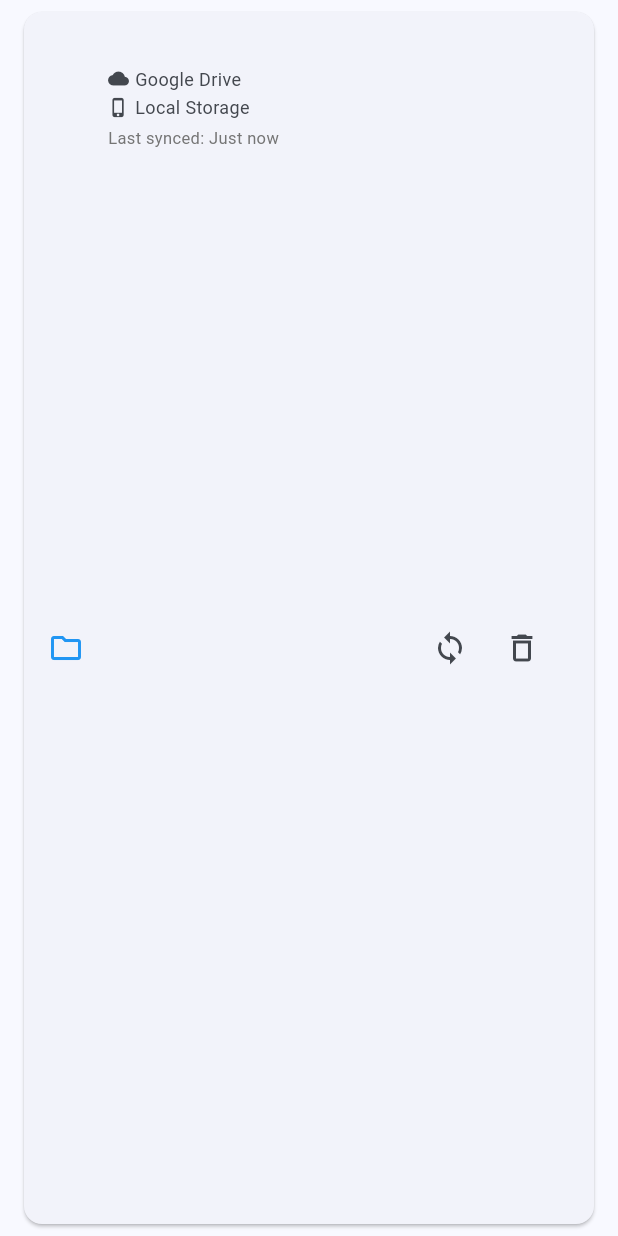
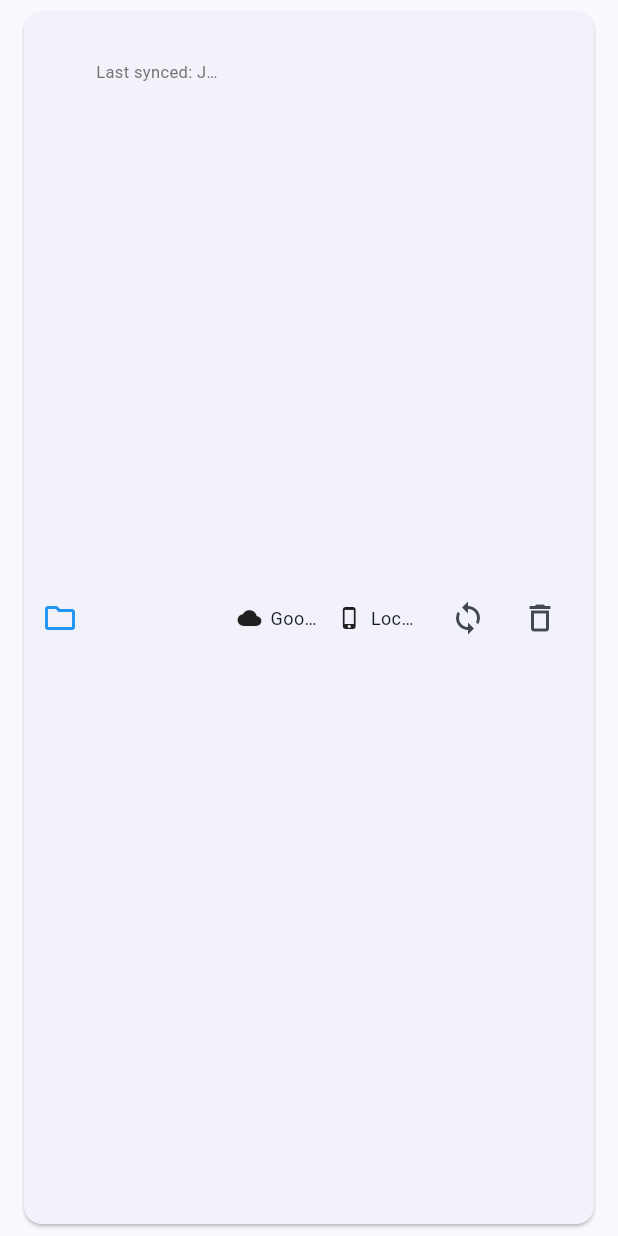
Before and after one commit to F1uctus/DriveSync, a Flutter app: the FolderPairTile widget shown alone on an empty page, opened directly with empty values, on a phone screen of 412 x 824 dp. Run offline on Flutter 3.47's test engine with Material 3 defaults, Android fonts, the phone set to English and light mode, and no system bars; our stand-ins replace equatable, flutter_bloc, flutter_secure_storage, google_sign_in, googleapis_auth, shared_preferences and 1 more; missing offline and left inert: googleapis, workmanager; accounts and stored records are empty.

Commit message:
UI: multi-column folder pair tile; Drive: full scope + All Drives flags; Folder picker: hierarchical tree + search; Fix token expiry UTC

```diff
--- a/lib/repositories/auth_repository.dart
+++ b/lib/repositories/auth_repository.dart
@@ -8,8 +8,8 @@ import '../services/google_drive_service.dart';
 class AuthRepository {
   final GoogleSignIn _googleSignIn = GoogleSignIn(
     scopes: [
-      'https://www.googleapis.com/auth/drive.file',
-      'https://www.googleapis.com/auth/drive.metadata.readonly',
+      // Full Drive access to allow reading existing user files for selected folders
+      'https://www.googleapis.com/auth/drive',
     ],
   );
 
@@ -43,8 +43,7 @@ class AuthRepository {
       ),
       null,
       [
-        'https://www.googleapis.com/auth/drive.file',
-        'https://www.googleapis.com/auth/drive.metadata.readonly',
+        'https://www.googleapis.com/auth/drive',
       ],
     );
 
@@ -119,8 +118,7 @@ class AuthRepository {
       ),
       null,
       [
-        'https://www.googleapis.com/auth/drive.file',
-        'https://www.googleapis.com/auth/drive.metadata.readonly',
+        'https://www.googleapis.com/auth/drive',
       ],
     );
 
--- a/lib/widgets/folder_pair_tile.dart
+++ b/lib/widgets/folder_pair_tile.dart
@@ -19,49 +19,75 @@ class FolderPairTile extends StatelessWidget {
   Widget build(BuildContext context) {
     return Card(
       margin: const EdgeInsets.symmetric(horizontal: 16, vertical: 8),
-      child: ListTile(
-        leading: Icon(
+      child: Padding(
+        padding: const EdgeInsets.symmetric(horizontal: 12, vertical: 8),
+        child: Row(
+          crossAxisAlignment: CrossAxisAlignment.center,
+          children: [
+            Icon(
               Icons.folder_outlined,
               color: config.isEnabled ? Colors.blue : Colors.grey,
             ),
-        title: Text(config.driveFolderName),
-        subtitle: Column(
+            const SizedBox(width: 12),
+            // Name column
+            Expanded(
+              flex: 3,
+              child: Column(
                 crossAxisAlignment: CrossAxisAlignment.start,
                 children: [
-            const SizedBox(height: 4),
-            Row(
-              children: [
-                const Icon(Icons.cloud, size: 14),
-                const SizedBox(width: 4),
-                const Expanded(
-                  child: Text('Google Drive', style: TextStyle(fontSize: 12)),
+                  Text(
+                    config.driveFolderName,
+                    style: Theme.of(context).textTheme.titleMedium,
+                    overflow: TextOverflow.ellipsis,
+                  ),
+                  if (config.lastSyncedAt != null)
+                    Text(
+                      'Last synced: ${_formatDateTime(config.lastSyncedAt!)}',
+                      style: TextStyle(fontSize: 11, color: Colors.grey[600]),
+                      overflow: TextOverflow.ellipsis,
                     ),
                 ],
               ),
-            const SizedBox(height: 2),
-            Row(
-              children: [
-                const Icon(Icons.phone_iphone, size: 14),
-                const SizedBox(width: 4),
+            ),
+            const SizedBox(width: 12),
+            // Drive column
+            Expanded(
+              flex: 2,
+              child: Row(
+                children: const [
+                  Icon(Icons.cloud, size: 16),
+                  SizedBox(width: 6),
                   Expanded(
                     child: Text(
-                    'Local Storage',
-                    style: const TextStyle(fontSize: 12),
+                      'Google Drive',
+                      style: TextStyle(fontSize: 12),
                       overflow: TextOverflow.ellipsis,
                     ),
                   ),
                 ],
               ),
-            if (config.lastSyncedAt != null) ...[
-              const SizedBox(height: 4),
-              Text(
-                'Last synced: ${_formatDateTime(config.lastSyncedAt!)}',
-                style: TextStyle(fontSize: 11, color: Colors.grey[600]),
+            ),
+            const SizedBox(width: 12),
+            // Local column
+            Expanded(
+              flex: 2,
+              child: Row(
+                children: const [
+                  Icon(Icons.phone_iphone, size: 16),
+                  SizedBox(width: 6),
+                  Expanded(
+                    child: Text(
+                      'Local Storage',
+                      style: TextStyle(fontSize: 12),
+                      overflow: TextOverflow.ellipsis,
+                    ),
                   ),
                 ],
-          ],
               ),
-        trailing: Row(
+            ),
+            const SizedBox(width: 8),
+            // Actions
+            Row(
               mainAxisSize: MainAxisSize.min,
               children: [
                 IconButton(
@@ -76,7 +102,8 @@ class FolderPairTile extends StatelessWidget {
                 ),
               ],
             ),
-        onTap: onTap,
+          ],
+        ),
       ),
     );
   }
```
Also changed, not shown: lib/services/google_drive_service.dart (+26 -4 lines). Lines whose indentation alone changed are shown as unchanged.
